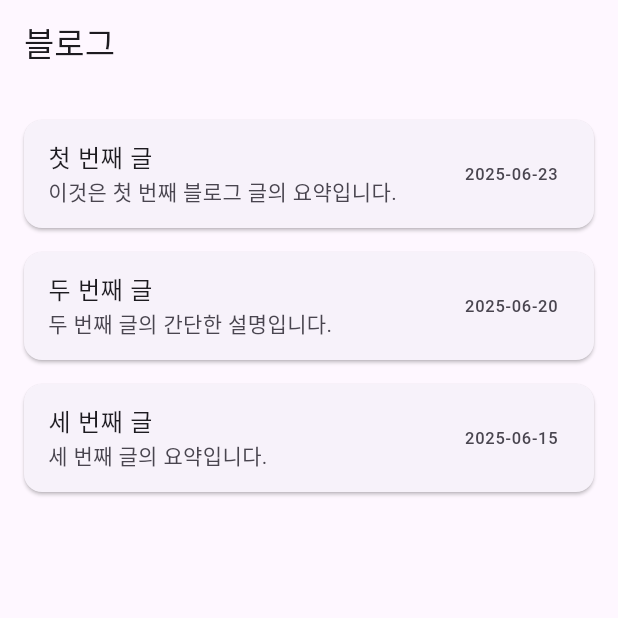
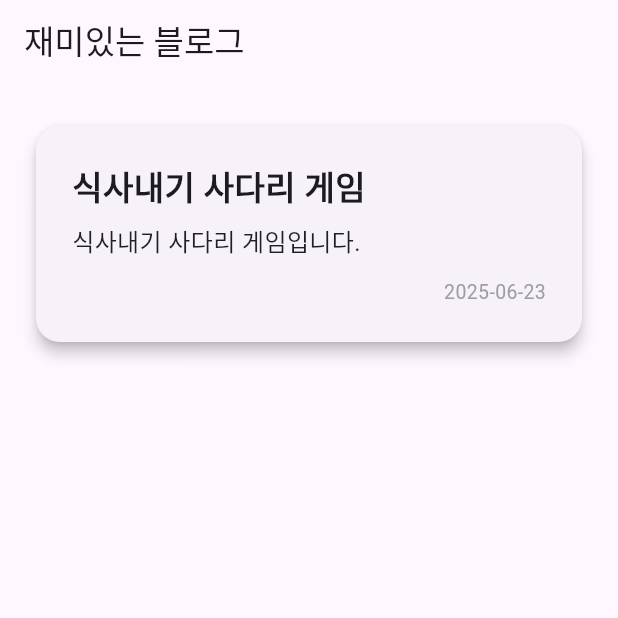
Before and after one commit to webpdblog/git_blog, a Flutter app: the screen it shows after launch, on a phone screen of 412 x 824 dp, the top half of it. Run offline on Flutter 3.47's test engine with Material 3 defaults, Android fonts, the phone set to English and light mode, and no system bars.

Commit message:
사다리 타기 게임 페이지 추가 및 블로그 제목 수정

```diff
--- a/lib/main.dart
+++ b/lib/main.dart
@@ -1,4 +1,5 @@
 import 'package:flutter/material.dart';
+import 'first_post_page.dart';
 
 void main() {
   runApp(const MyBlogApp());
@@ -10,45 +11,81 @@
   @override
   Widget build(BuildContext context) {
     return MaterialApp(
-      title: '블로그',
+      title: '재미있는 블로그',
       theme: ThemeData(primarySwatch: Colors.blue),
       home: const BlogHomePage(),
+      routes: {
+        '/first': (context) => LadderGamePage(), // 수정: FirstPostPage → LadderGamePage
+      },
     );
   }
 }
 
+// ...existing code...
 class BlogHomePage extends StatelessWidget {
   const BlogHomePage({super.key});
 
-  // 예시 게시글 데이터
   final List<Map<String, String>> posts = const [
     {
-      'title': '첫 번째 글',
-      'summary': '이것은 첫 번째 블로그 글의 요약입니다.',
+      'title': '식사내기 사다리 게임',
+      'summary': '식사내기 사다리 게임입니다. ',
       'date': '2025-06-23',
     },
-    {'title': '두 번째 글', 'summary': '두 번째 글의 간단한 설명입니다.', 'date': '2025-06-20'},
-    {'title': '세 번째 글', 'summary': '세 번째 글의 요약입니다.', 'date': '2025-06-15'},
+    // 필요시 다른 글 추가
   ];
 
   @override
   Widget build(BuildContext context) {
     return Scaffold(
-      appBar: AppBar(title: const Text('블로그')),
+      appBar: AppBar(title: const Text('재미있는 블로그')),
       body: ListView.builder(
         padding: const EdgeInsets.all(16),
         itemCount: posts.length,
         itemBuilder: (context, index) {
           final post = posts[index];
           return Card(
-            margin: const EdgeInsets.symmetric(vertical: 8),
-            child: ListTile(
-              title: Text(post['title']!),
-              subtitle: Text(post['summary']!),
-              trailing: Text(post['date']!),
-              onTap: () {
-                // 상세 페이지로 이동하는 코드 추가 가능
-              },
+            margin: const EdgeInsets.symmetric(vertical: 12, horizontal: 8),
+            elevation: 4,
+            shape: RoundedRectangleBorder(
+              borderRadius: BorderRadius.circular(16),
+            ),
+            child: InkWell(
+              borderRadius: BorderRadius.circular(16),
+              onTap: () => Navigator.pushNamed(context, '/first'),
+              child: Padding(
+                padding: const EdgeInsets.all(24),
+                child: Column(
+                  crossAxisAlignment: CrossAxisAlignment.start,
+                  children: [
+                    Text(
+                      post['title']!,
+                      style: const TextStyle(
+                        fontSize: 22,
+                        fontWeight: FontWeight.bold,
+                      ),
+                    ),
+                    const SizedBox(height: 8),
+                    Text(
+                      post['summary']!,
+                      style: const TextStyle(
+                        fontSize: 16,
+                        color: Colors.black87,
+                      ),
+                    ),
+                    const SizedBox(height: 12),
+                    Align(
+                      alignment: Alignment.bottomRight,
+                      child: Text(
+                        post['date']!,
+                        style: const TextStyle(
+                          fontSize: 13,
+                          color: Colors.grey,
+                        ),
+                      ),
+                    ),
+                  ],
+                ),
+              ),
             ),
           );
         },
@@ -56,3 +93,4 @@
     );
   }
 }
+// ...existing code...
```
Also changed, not shown: lib/first_post_page.dart (added, +336 -0 lines), 3 other files.
